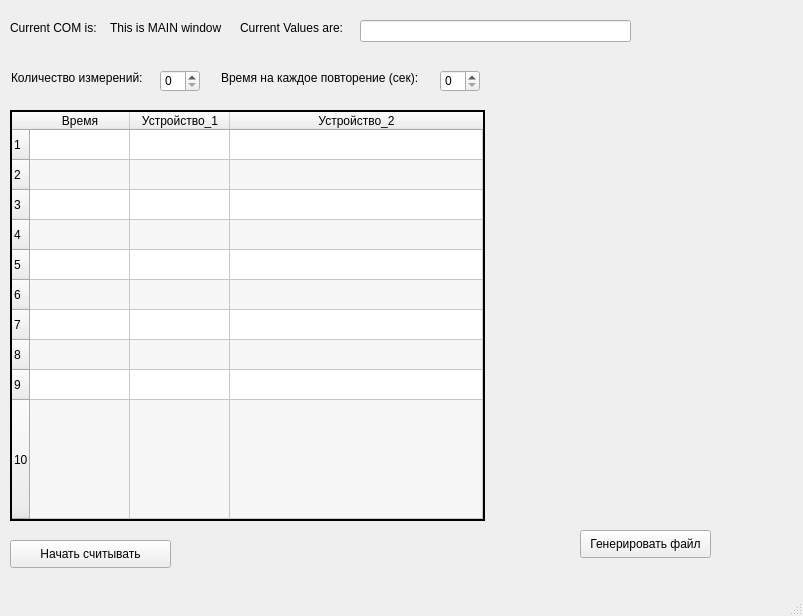
First picture: the form in MAIN.ui, repository Nurmukhammad1993/WindowsApp, before the edit.
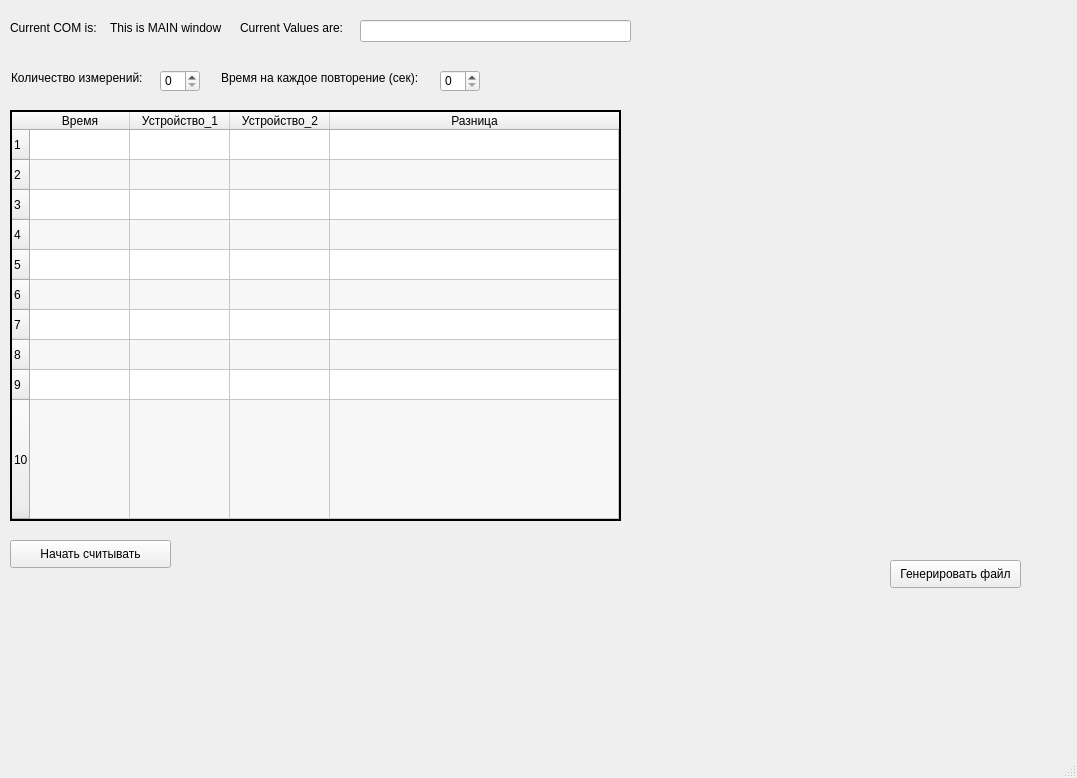
Second picture: the form after the edit.

```diff
--- a/MAIN.ui
+++ b/MAIN.ui
@@ -6,8 +6,8 @@
    <rect>
     <x>0</x>
     <y>0</y>
-    <width>803</width>
-    <height>616</height>
+    <width>1077</width>
+    <height>778</height>
    </rect>
   </property>
   <property name="windowTitle">
@@ -81,7 +81,7 @@
      <rect>
       <x>10</x>
       <y>110</y>
-      <width>475</width>
+      <width>611</width>
       <height>411</height>
      </rect>
     </property>
@@ -209,6 +209,11 @@
       <string>Устройство_2</string>
      </property>
     </column>
+    <column>
+     <property name="text">
+      <string>Разница</string>
+     </property>
+    </column>
     <item row="0" column="0">
      <property name="text">
       <string/>
@@ -281,8 +286,8 @@
    <widget class="QPushButton" name="pushButton_generate">
     <property name="geometry">
      <rect>
-      <x>580</x>
-      <y>530</y>
+      <x>890</x>
+      <y>560</y>
       <width>131</width>
       <height>28</height>
      </rect>
```
Left out of the diff: 2 changed lines with no effect on the pictures.
